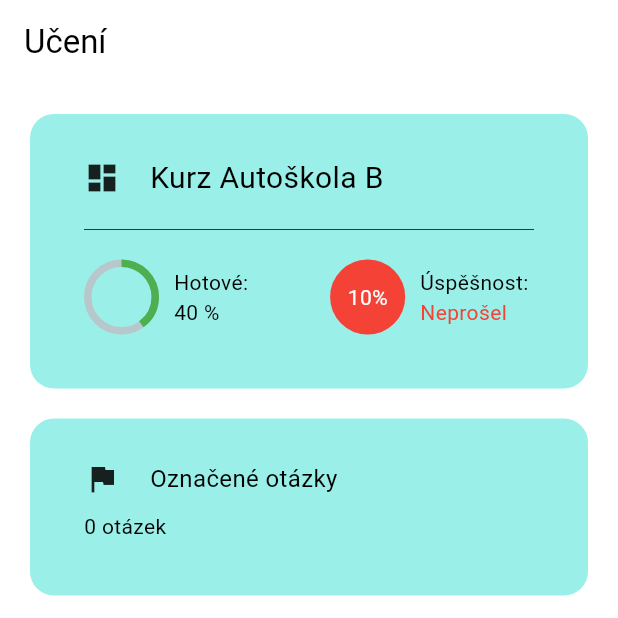
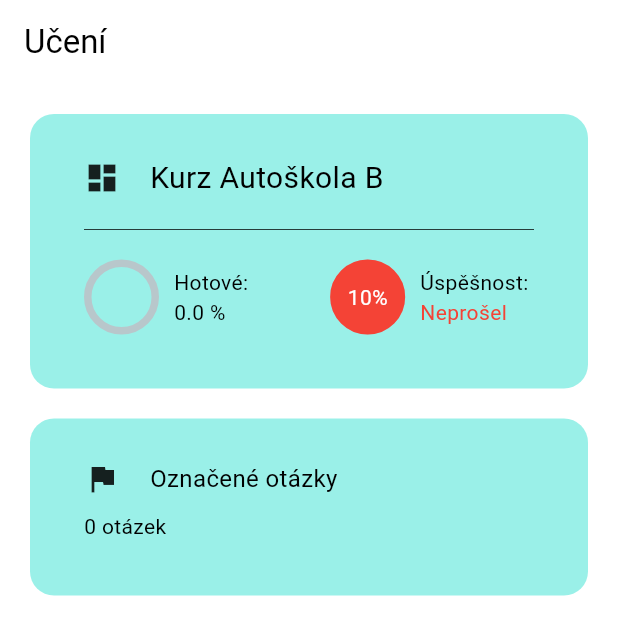
Before and after one commit to TomixUG/drivingschool, a Flutter app: the screen it shows after launch, on a phone screen of 412 x 824 dp, the top half of it. Run offline on Flutter 3.47's test engine with Material 2 defaults, Android fonts, the phone set to English and light mode, and no system bars; drawn by our look-alikes of dynamic_color, percent_indicator; our stand-ins replace get, sqflite, sqflite_common_ffi; missing offline and left inert: video_player_win; accounts and stored records are empty; statements that could not run were skipped.

Commit message:
show completion rate in overview

```diff
--- a/lib/utils/db_controller.dart
+++ b/lib/utils/db_controller.dart
@@ -183,6 +183,13 @@ class DbController extends GetxController {
     return parseQuestions(result);
   }
 
+  Future<double> getCompletionRate() async {
+    final List<Map<String, Object?>> result = await _database.rawQuery('''
+     select CAST((select count(*) from dataDb.user_answers where is_correct is not null) as REAL) / CAST((select count(*) from questions) as REAL) as amount;
+    ''');
+    return result[0]['amount'] as double;
+  }
+
   // void test() {
   //   // _database.rawQuery("SELECT * from dataDb.progress");
   //   _database.rawQuery(
--- a/lib/views/overview_view/overview_view.dart
+++ b/lib/views/overview_view/overview_view.dart
@@ -46,19 +46,22 @@ class OverviewView extends StatelessWidget {
                             children: [
                               Row(
                                 children: [
-                                  CircularPercentIndicator(
-                                    radius: 25.0,
-                                    lineWidth: 5.0,
-                                    percent: 0.4,
-                                    // center: new Text("100%"),
-                                    progressColor: Colors.green,
+                                  Obx(
+                                    () => CircularPercentIndicator(
+                                      radius: 25.0,
+                                      lineWidth: 5.0,
+                                      percent: controller.completionRate.value,
+                                      progressColor: Colors.green,
+                                    ),
                                   ),
                                   const SizedBox(width: 10),
-                                  const Column(
+                                  Column(
                                     crossAxisAlignment: CrossAxisAlignment.start,
                                     children: [
-                                      Text("Hotové: "),
-                                      Text("40 %"),
+                                      const Text("Hotové: "),
+                                      Obx(
+                                        () => Text("${(controller.completionRate * 100).toStringAsFixed(1)} %"),
+                                      )
                                     ],
                                   ),
                                 ],
--- a/lib/views/overview_view/overview_view_controller.dart
+++ b/lib/views/overview_view/overview_view_controller.dart
@@ -7,6 +7,7 @@ class OverviewViewController extends GetxController {
   var flaggedAmount = 0.obs;
   var wrongAmount = 0.obs;
   var unshowedAmount = 0.obs;
+  var completionRate = 0.0.obs;
 
   @override
   void onInit() async {
@@ -23,6 +24,7 @@ class OverviewViewController extends GetxController {
     flaggedAmount.value = await Get.find<DbController>().getFlaggedAmount();
     wrongAmount.value = await Get.find<DbController>().getWrongAmount();
     unshowedAmount.value = await Get.find<DbController>().getUnshowedAmount();
+    completionRate.value = await Get.find<DbController>().getCompletionRate();
   }
 
   void openFlagged() async {
```
